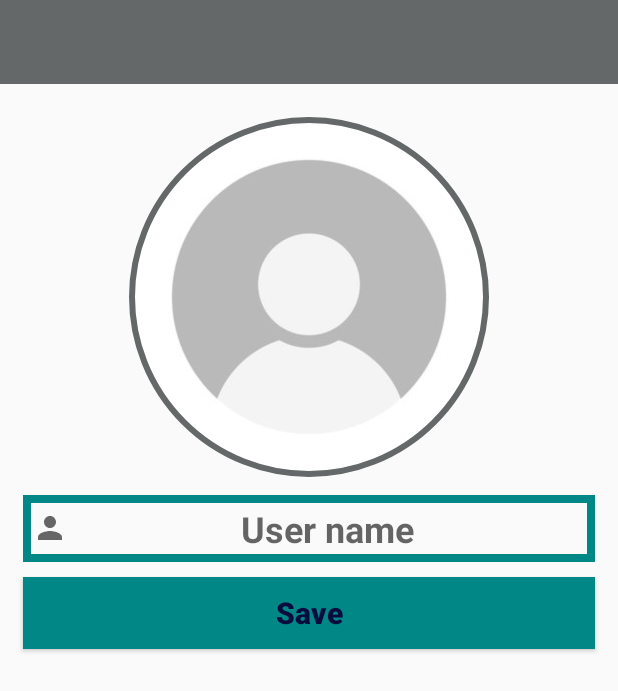
After one commit to sheiiz/e18-co225-android-bluetooth-chatapp, an Android app: the SettingsActivity screen opened directly, with no data from a screen before it, on a phone screen of 412 x 824 dp. The commit adds this screen. Shown: the top 691 px of the screen. Run offline under Robolectric (Android 15) with nearby library versions, the phone set to English and light mode, and no system bars; our stand-ins replace CircleImageView.

Commit message:
Created settings activity xml file

```diff
--- a/app/build.gradle
+++ b/app/build.gradle
@@ -44,4 +44,8 @@ dependencies {
 
     implementation platform('com.google.firebase:firebase-bom:26.3.0')
     implementation 'com.google.firebase:firebase-database-ktx'
+
+
+    implementation 'de.hdodenhof:circleimageview:3.1.0'
+
 }
--- a/app/src/main/AndroidManifest.xml
+++ b/app/src/main/AndroidManifest.xml
@@ -4,7 +4,7 @@
 
     <uses-permission android:name="android.permission.BLUETOOTH_CONNECT" />
     <uses-permission android:name="android.permission.BLUETOOTH_SCAN" />
-    <uses-permission android:name="android.permission.INTERNET"></uses-permission>
+    <uses-permission android:name="android.permission.INTERNET" />
     <uses-permission android:name="android.permission.BLUETOOTH" />
     <uses-permission android:name="android.permission.BLUETOOTH_ADMIN" />
 
@@ -15,6 +15,9 @@
         android:roundIcon="@mipmap/ic_launcher_round"
         android:supportsRtl="true"
         android:theme="@style/AppTheme">
+        <activity
+            android:name=".SettingsActivity"
+            android:exported="false" />
         <activity
             android:name=".RegisterActivity"
             android:exported="false" />
--- a/app/src/main/java/com/example/chatapp/MainActivity.java
+++ b/app/src/main/java/com/example/chatapp/MainActivity.java
@@ -83,6 +83,11 @@ public class MainActivity extends AppCompatActivity {
             return true;
         }
 
+        if(item.getItemId()==R.id.main_settings_option){
+            Intent settingsIntent=new Intent(MainActivity.this,SettingsActivity.class);
+            startActivity(settingsIntent);
+        }
+
         if(item.getItemId()==R.id.main_exit_option){
             mAuth.signOut();
             sendUserToLoginActivity();
--- /dev/null
+++ b/app/src/main/java/com/example/chatapp/SettingsActivity.java
@@ -0,0 +1,41 @@
+package com.example.chatapp;
+
+import androidx.appcompat.app.AppCompatActivity;
+
+import android.os.Bundle;
+import android.widget.EditText;
+
+public class SettingsActivity extends AppCompatActivity {
+
+    @Override
+    protected void onCreate(Bundle savedInstanceState) {
+        super.onCreate(savedInstanceState);
+        setContentView(R.layout.activity_settings);
+    }
+
+/*
+        package com.example.chatapp;
+
+import android.widget.EditText;
+
+    public class SettingsActivity {
+
+        //Controls
+        private Button updateAccountSettings;
+        private EditText userName, userStatus;
+        private CircleImageView userProfileImage;
+
+        //Firebase
+        private FirebaseAuth mAuth;
+        private DatabaseReference dataPath;
+        private StorageReference UserProfileImagePath;
+        private StorageTask loadingTask;
+
+        private String currentUserId;
+
+
+
+    }
+
+ */
+}
--- /dev/null
+++ b/app/src/main/res/drawable/ic_baseline_person_24.xml
@@ -0,0 +1,5 @@
+<vector android:height="24dp" android:tint="#666666"
+    android:viewportHeight="24" android:viewportWidth="24"
+    android:width="24dp" xmlns:android="http://schemas.android.com/apk/res/android">
+    <path android:fillColor="@android:color/white" android:pathData="M12,12c2.21,0 4,-1.79 4,-4s-1.79,-4 -4,-4 -4,1.79 -4,4 1.79,4 4,4zM12,14c-2.67,0 -8,1.34 -8,4v2h16v-2c0,-2.66 -5.33,-4 -8,-4z"/>
+</vector>
--- a/app/src/main/res/layout/activity_main.xml
+++ b/app/src/main/res/layout/activity_main.xml
@@ -32,5 +32,4 @@
         android:layout_below="@+id/appBarLayout"
         android:layout_marginTop="-6dp" />
 
-
 </RelativeLayout>
--- /dev/null
+++ b/app/src/main/res/layout/activity_settings.xml
@@ -0,0 +1,57 @@
+<?xml version="1.0" encoding="utf-8"?>
+<RelativeLayout
+    xmlns:android="http://schemas.android.com/apk/res/android"
+    xmlns:app="http://schemas.android.com/apk/res-auto"
+    xmlns:tools="http://schemas.android.com/tools"
+    android:layout_width="match_parent"
+    android:layout_height="match_parent"
+    tools:context=".SettingsActivity">
+
+    <include
+        layout="@layout/app_bar_layout"
+        android:id="@+id/settings_toolbar"/>
+
+    <de.hdodenhof.circleimageview.CircleImageView
+        android:id="@+id/set_profile_image"
+        android:src="@drawable/profile_image"
+        app:civ_border_color="@color/colorPrimary"
+        app:civ_border_width="4dp"
+        android:layout_below="@id/settings_toolbar"
+        android:layout_centerHorizontal="true"
+        android:layout_marginTop="22dp"
+        android:layout_width="240dp"
+        android:layout_height="240dp"/>
+
+    <EditText
+        android:id="@+id/set_user_name"
+        android:layout_width="match_parent"
+        android:layout_height="wrap_content"
+        android:layout_below="@id/set_profile_image"
+        android:layout_marginLeft="15dp"
+        android:layout_marginTop="12dp"
+        android:layout_marginRight="15dp"
+        android:background="@drawable/inputs"
+        android:drawableStart="@drawable/ic_baseline_person_24"
+        android:hint="User name"
+        android:inputType="textMultiLine"
+        android:padding="6sp"
+        android:textAlignment="center"
+        android:textSize="24sp"
+        android:textStyle="bold" />
+
+    <Button
+        android:id="@+id/updating_settings_button"
+        android:layout_below="@id/set_user_name"
+        android:layout_marginTop="10dp"
+        android:layout_marginLeft="15dp"
+        android:layout_marginRight="15dp"
+        android:background="@drawable/buttons"
+        android:text="Save"
+        android:textAllCaps="false"
+        android:textColor="@color/colorAccent"
+        android:textSize="20sp"
+        android:textStyle="bold"
+        android:layout_width="match_parent"
+        android:layout_height="wrap_content"/>
+
+</RelativeLayout>
--- a/app/src/main/res/layout/app_bar_layout.xml
+++ b/app/src/main/res/layout/app_bar_layout.xml
@@ -4,7 +4,7 @@
     android:id="@+id/main_app_bar"
     android:background="@color/colorPrimary"
     android:layout_width="match_parent"
-    android:layout_height="match_parent"
+    android:layout_height="wrap_content"
     style="@style/ThemeOverlay.AppCompat.Dark.ActionBar"
     >
 
--- a/app/src/main/res/menu/options_menu.xml
+++ b/app/src/main/res/menu/options_menu.xml
@@ -9,6 +9,14 @@
         android:id="@+id/main_create_group_option"
         app:showAsAction="never"
         />
+
+
+    <item
+        android:title="Settings"
+        android:id="@+id/main_settings_option"
+        app:showAsAction="never"
+        />
+
 
     <item
         android:title="@string/menu_exit"
```
Also changed, not shown: app/src/main/res/drawable-v24/profile_image.jpg (added).
